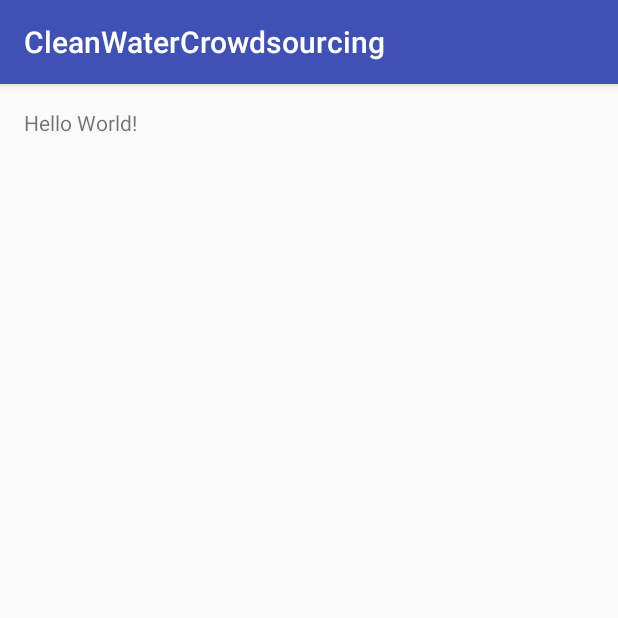
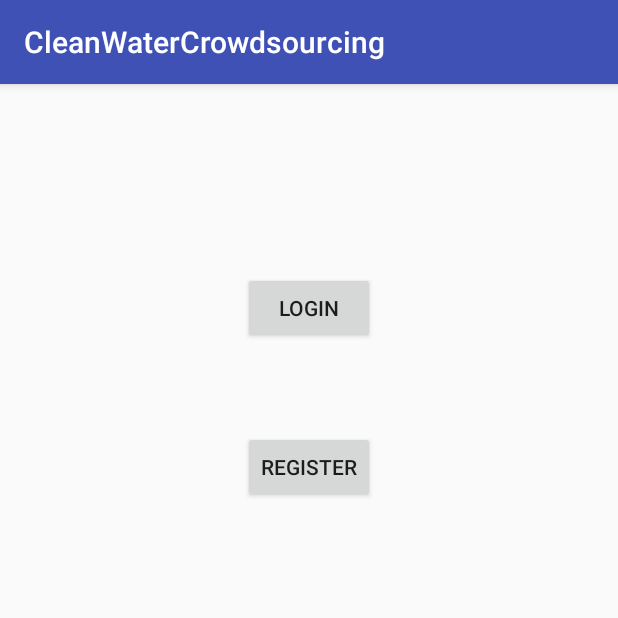
Before and after one commit to SuperLinguini/CS2340, an Android app: the screen it shows after launch (MainActivity), on a phone screen of 412 x 824 dp, the top half of it. Run offline under Robolectric (Android 15) with nearby library versions, the phone set to English and light mode, and no system bars.

Commit message:
Started Login and Registration activities

```diff
--- a/app/src/main/AndroidManifest.xml
+++ b/app/src/main/AndroidManifest.xml
@@ -15,6 +15,8 @@
                 <category android:name="android.intent.category.LAUNCHER" />
             </intent-filter>
         </activity>
+        <activity android:name=".RegistrationActivity" />
+        <activity android:name=".LoginAcitivity"></activity>
     </application>
 
 </manifest>
--- a/app/src/main/java/tech/milind/cleanwatercrowdsourcing/MainActivity.java
+++ b/app/src/main/java/tech/milind/cleanwatercrowdsourcing/MainActivity.java
@@ -1,7 +1,10 @@
 package tech.milind.cleanwatercrowdsourcing;
 
+import android.content.Intent;
 import android.support.v7.app.AppCompatActivity;
 import android.os.Bundle;
+import android.view.View;
+import android.widget.Button;
 
 public class MainActivity extends AppCompatActivity {
 
@@ -9,5 +12,22 @@ public class MainActivity extends AppCompatActivity {
     protected void onCreate(Bundle savedInstanceState) {
         super.onCreate(savedInstanceState);
         setContentView(R.layout.activity_main);
+
+        Button login = (Button) findViewById(R.id.buttonLogin);
+        Button register = (Button) findViewById(R.id.buttonRegister);
+
+        register.setOnClickListener(new View.OnClickListener() {
+            public void onClick(View view) {
+                Intent i = new Intent(MainActivity.this, RegistrationActivity.class);
+                startActivity(i);
+            }
+        });
+
+        login.setOnClickListener(new View.OnClickListener() {
+            public void onClick(View view) {
+                Intent i = new Intent(MainActivity.this, LoginAcitivity.class);
+                startActivity(i);
+            }
+        });
     }
 }
--- a/app/src/main/res/layout/activity_main.xml
+++ b/app/src/main/res/layout/activity_main.xml
@@ -10,8 +10,21 @@
     android:paddingTop="@dimen/activity_vertical_margin"
     tools:context="tech.milind.cleanwatercrowdsourcing.MainActivity">
 
-    <TextView
+    <Button
+        android:text="Login"
         android:layout_width="wrap_content"
         android:layout_height="wrap_content"
-        android:text="Hello World!" />
+        android:layout_centerHorizontal="true"
+        android:layout_marginTop="109dp"
+        android:id="@+id/buttonLogin" />
+
+    <Button
+        android:text="Register"
+        android:layout_width="wrap_content"
+        android:layout_height="wrap_content"
+        android:layout_below="@+id/buttonLogin"
+        android:layout_alignEnd="@+id/buttonLogin"
+        android:layout_marginTop="58dp"
+        android:id="@+id/buttonRegister" />
+
 </RelativeLayout>
```
Also changed, not shown: app/src/main/java/tech/milind/cleanwatercrowdsourcing/LoginAcitivity.java (added, +13 -0 lines), app/src/main/java/tech/milind/cleanwatercrowdsourcing/RegistrationActivity.java (added, +13 -0 lines), app/src/main/res/layout/activity_login.xml (added, +13 -0 lines), app/src/main/res/layout/activity_registration.xml (added, +34 -0 lines).
